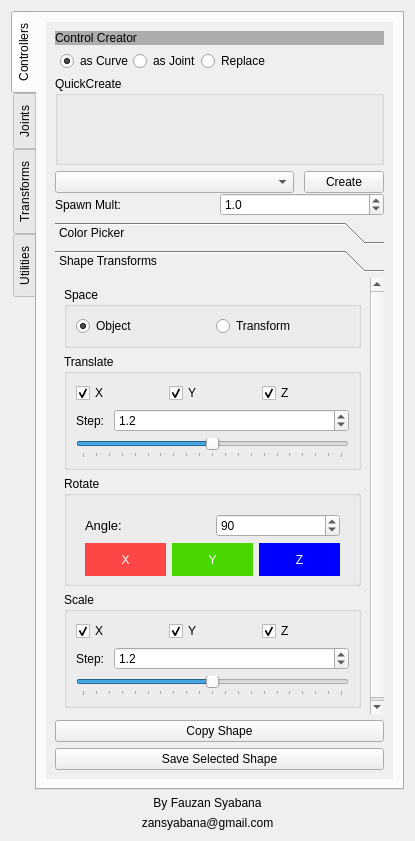
Before: the Qt Designer form rusakUI2.ui in zansyabana/RUSAK, drawn with Qt 5.
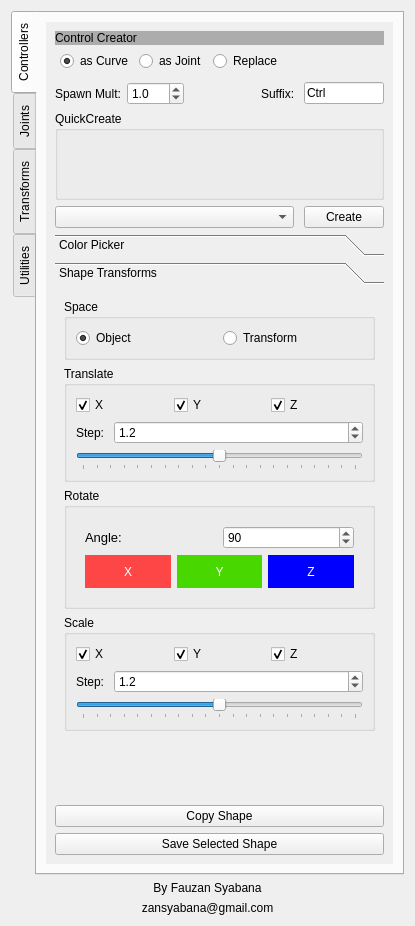
After: the same form once the commit is applied. Icons and pictures are not drawn.

The edit to the form file:
```diff
--- a/rusakUI2.ui
+++ b/rusakUI2.ui
@@ -7,7 +7,7 @@
     <x>0</x>
     <y>0</y>
     <width>413</width>
-    <height>841</height>
+    <height>926</height>
    </rect>
   </property>
   <property name="windowTitle">
@@ -49,10 +49,10 @@
               <x>0</x>
               <y>0</y>
               <width>349</width>
-              <height>759</height>
+              <height>844</height>
              </rect>
             </property>
-            <layout class="QVBoxLayout" name="verticalLayout_23">
+            <layout class="QVBoxLayout" name="verticalLayout_2">
              <item>
               <widget class="QLabel" name="label">
                <property name="styleSheet">
@@ -67,25 +67,8 @@
              </item>
              <item>
               <layout class="QVBoxLayout" name="verticalLayout">
-               <property name="spacing">
-                <number>0</number>
-               </property>
-               <property name="sizeConstraint">
-                <enum>QLayout::SetMinimumSize</enum>
-               </property>
-               <property name="bottomMargin">
-                <number>0</number>
-               </property>
                <item>
-                <layout class="QVBoxLayout" name="verticalLayout_2">
-                 <property name="sizeConstraint">
-                  <enum>QLayout::SetDefaultConstraint</enum>
-                 </property>
-                 <property name="bottomMargin">
-                  <number>6</number>
-                 </property>
-                 <item>
-                  <layout class="QHBoxLayout" name="horizontalLayout" stretch="0,0,0">
+                <layout class="QHBoxLayout" name="horizontalLayout" stretch="0,0,0,0">
                    <property name="sizeConstraint">
                     <enum>QLayout::SetMinimumSize</enum>
                    </property>
@@ -93,7 +76,7 @@
                     <number>5</number>
                    </property>
                    <property name="rightMargin">
-                    <number>20</number>
+                  <number>10</number>
                    </property>
                    <property name="bottomMargin">
                     <number>5</number>
@@ -137,6 +120,80 @@
                      </property>
                     </widget>
                    </item>
+                 <item>
+                  <spacer name="horizontalSpacer_2">
+                   <property name="orientation">
+                    <enum>Qt::Horizontal</enum>
+                   </property>
+                   <property name="sizeHint" stdset="0">
+                    <size>
+                     <width>40</width>
+                     <height>20</height>
+                    </size>
+                   </property>
+                  </spacer>
+                 </item>
+                </layout>
+               </item>
+               <item>
+                <layout class="QHBoxLayout" name="horizontalLayout_27">
+                 <item>
+                  <layout class="QHBoxLayout" name="horizontalLayout_11">
+                   <property name="leftMargin">
+                    <number>0</number>
+                   </property>
+                   <property name="rightMargin">
+                    <number>0</number>
+                   </property>
+                   <item>
+                    <widget class="QLabel" name="label_6">
+                     <property name="text">
+                      <string>Spawn Mult:</string>
+                     </property>
+                    </widget>
+                   </item>
+                   <item>
+                    <widget class="QDoubleSpinBox" name="spawnMult_spBox">
+                     <property name="decimals">
+                      <number>1</number>
+                     </property>
+                     <property name="minimum">
+                      <double>0.100000000000000</double>
+                     </property>
+                     <property name="value">
+                      <double>1.000000000000000</double>
+                     </property>
+                    </widget>
+                   </item>
+                   <item>
+                    <spacer name="horizontalSpacer">
+                     <property name="orientation">
+                      <enum>Qt::Horizontal</enum>
+                     </property>
+                     <property name="sizeHint" stdset="0">
+                      <size>
+                       <width>100</width>
+                       <height>20</height>
+                      </size>
+                     </property>
+                    </spacer>
+                   </item>
+                  </layout>
+                 </item>
+                 <item>
+                  <widget class="QLabel" name="label_2">
+                   <property name="text">
+                    <string>Suffix: </string>
+                   </property>
+                  </widget>
+                 </item>
+                 <item>
+                  <widget class="QLineEdit" name="createCtlSfx_lineEdit">
+                   <property name="text">
+                    <string>Ctrl</string>
+                   </property>
+                  </widget>
+                 </item>
                   </layout>
                  </item>
                  <item>
@@ -529,8 +586,6 @@
                    </layout>
                   </widget>
                  </item>
-                </layout>
-               </item>
                <item>
                 <layout class="QHBoxLayout" name="horizontalLayout_2">
                  <property name="spacing">
@@ -570,30 +625,6 @@
                  </item>
                 </layout>
                </item>
-               <item>
-                <layout class="QHBoxLayout" name="horizontalLayout_11">
-                 <item>
-                  <widget class="QLabel" name="label_6">
-                   <property name="text">
-                    <string>Spawn Mult:</string>
-                   </property>
-                  </widget>
-                 </item>
-                 <item>
-                  <widget class="QDoubleSpinBox" name="spawnMult_spBox">
-                   <property name="decimals">
-                    <number>1</number>
-                   </property>
-                   <property name="minimum">
-                    <double>0.100000000000000</double>
-                   </property>
-                   <property name="value">
-                    <double>1.000000000000000</double>
-                   </property>
-                  </widget>
-                 </item>
-                </layout>
-               </item>
               </layout>
              </item>
              <item>
@@ -1649,7 +1680,7 @@
                   <x>0</x>
                   <y>0</y>
                   <width>331</width>
-                  <height>428</height>
+                  <height>503</height>
                  </rect>
                 </property>
                 <attribute name="label">
@@ -1940,19 +1971,6 @@
                       </layout>
                      </widget>
                     </item>
-                    <item>
-                     <spacer name="verticalSpacer_3">
-                      <property name="orientation">
-                       <enum>Qt::Vertical</enum>
-                      </property>
-                      <property name="sizeHint" stdset="0">
-                       <size>
-                        <width>20</width>
-                        <height>40</height>
-                       </size>
-                      </property>
-                     </spacer>
-                    </item>
                    </layout>
                   </widget>
                  </item>
@@ -2054,6 +2072,19 @@
                    </layout>
                   </widget>
                  </item>
+                 <item>
+                  <spacer name="verticalSpacer_3">
+                   <property name="orientation">
+                    <enum>Qt::Vertical</enum>
+                   </property>
+                   <property name="sizeHint" stdset="0">
+                    <size>
+                     <width>20</width>
+                     <height>40</height>
+                    </size>
+                   </property>
+                  </spacer>
+                 </item>
                 </layout>
                </widget>
               </widget>
```
Left out of the diff: 2 changed lines with no effect on the pictures. Lines whose indentation alone changed are shown as unchanged.
